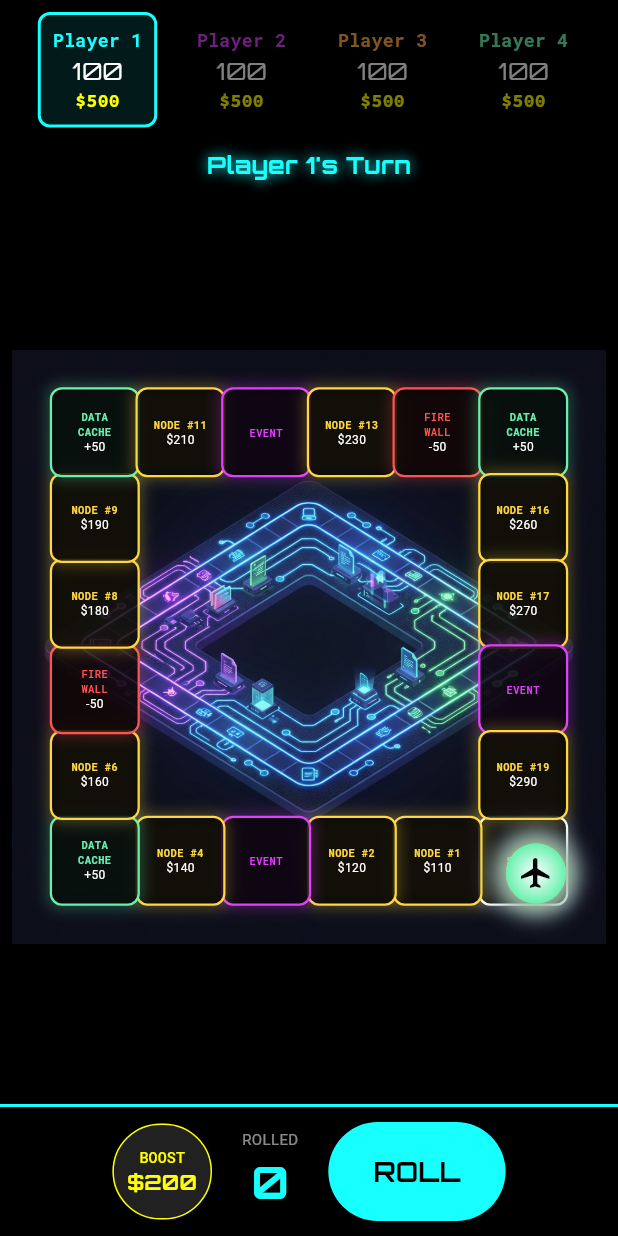
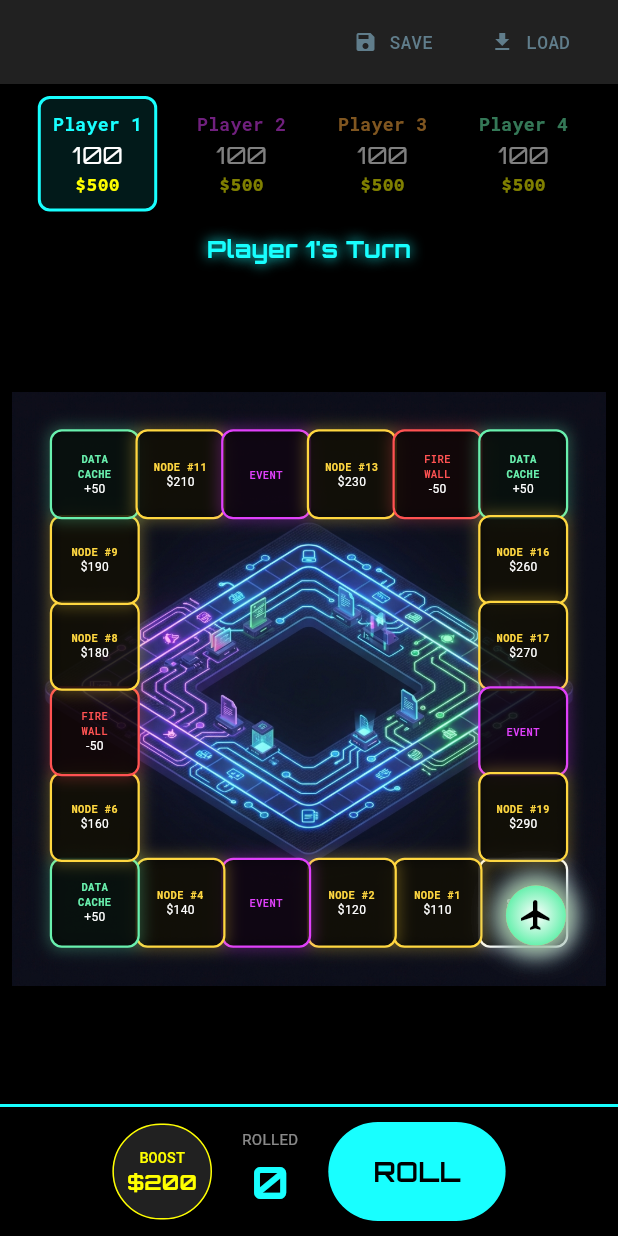
Before and after one commit to mrizkyandram18/luminoir-chronicles, a Flutter app: the GameBoardScreen screen opened by its route, on a phone screen of 412 x 824 dp. Run offline on Flutter 3.47's test engine with Material 3 defaults, Android fonts, the light colour scheme and no system bars; our stand-ins replace cloud_firestore, gap, go_router, google_fonts, supabase_flutter; accounts and stored records are empty; network calls fail.

Commit message:
feat: Phase 9 - Save and Load Game State

```diff
--- a/lib/game/screens/game_board_screen.dart
+++ b/lib/game/screens/game_board_screen.dart
@@ -18,6 +18,48 @@ class GameBoardScreen extends StatelessWidget {
       body: SafeArea(
         child: Column(
           children: [
+            // 0. Top Controls (Save/Load)
+            Container(
+              color: Colors.grey[900],
+              padding: const EdgeInsets.symmetric(horizontal: 16, vertical: 4),
+              child: Row(
+                mainAxisAlignment: MainAxisAlignment.end,
+                children: [
+                  TextButton.icon(
+                    icon: Icon(Icons.save, size: 16, color: Colors.blueGrey),
+                    label: Text(
+                      "SAVE",
+                      style: GoogleFonts.robotoMono(
+                        color: Colors.blueGrey,
+                        fontSize: 12,
+                      ),
+                    ),
+                    onPressed: () {
+                      context.read<GameController>().saveGame();
+                    },
+                  ),
+                  const Gap(10),
+                  TextButton.icon(
+                    icon: Icon(
+                      Icons.download,
+                      size: 16,
+                      color: Colors.blueGrey,
+                    ),
+                    label: Text(
+                      "LOAD",
+                      style: GoogleFonts.robotoMono(
+                        color: Colors.blueGrey,
+                        fontSize: 12,
+                      ),
+                    ),
+                    onPressed: () {
+                      context.read<GameController>().loadGame();
+                    },
+                  ),
+                ],
+              ),
+            ),
+
             // 1. Top Bar - Player Scores
             Container(
               padding: const EdgeInsets.symmetric(vertical: 8, horizontal: 16),
```
Also changed, not shown: lib/game/game_controller.dart (+52 -0 lines), lib/game/supabase_service.dart (+29 -0 lines).
